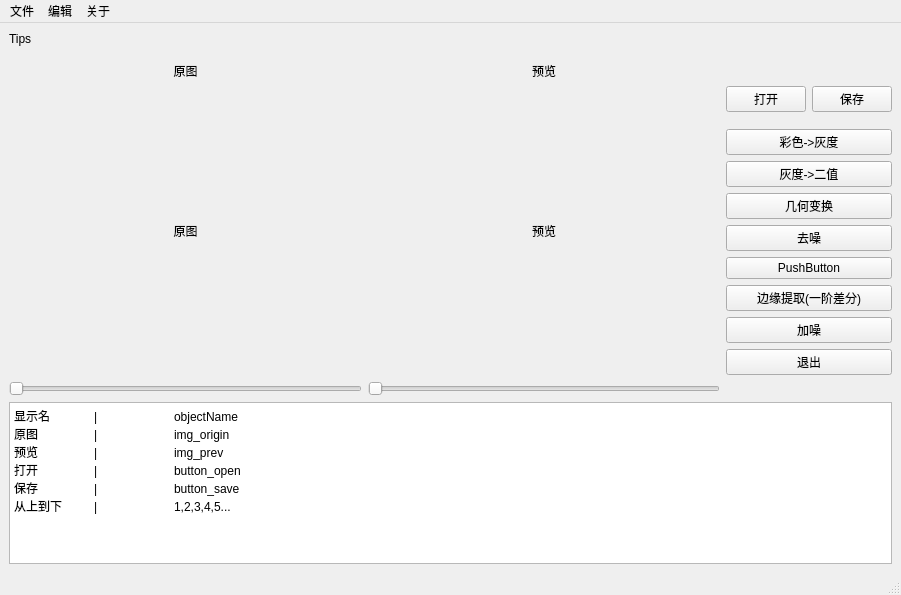
The window that python_图像处理/final_work/MainWindow.ui (wjsaya/SICNU) describes before a commit, drawn with Qt 5.
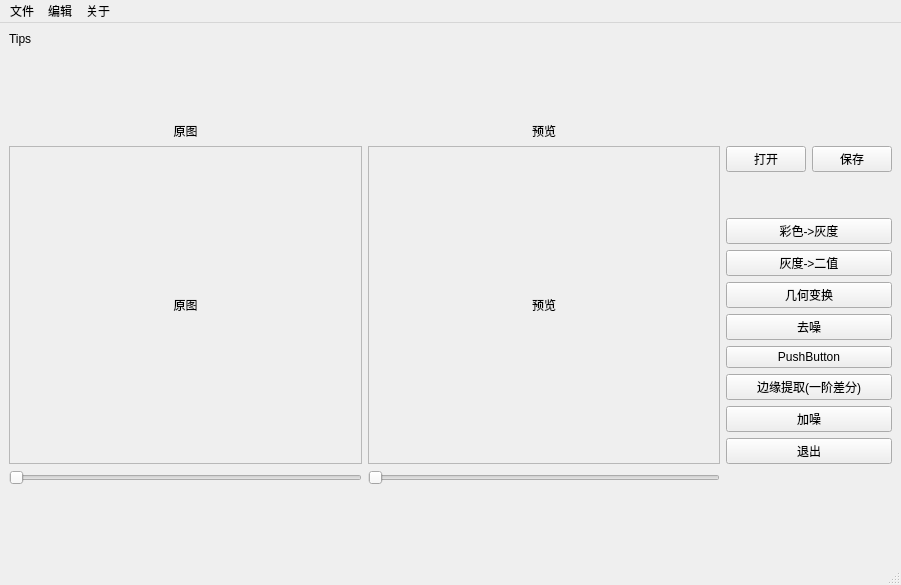
The same window after the commit.

```diff
--- a/python_图像处理/final_work/MainWindow.ui
+++ b/python_图像处理/final_work/MainWindow.ui
@@ -7,7 +7,7 @@
     <x>0</x>
     <y>0</y>
     <width>901</width>
-    <height>595</height>
+    <height>585</height>
    </rect>
   </property>
   <property name="windowTitle">
@@ -40,7 +40,7 @@
       <item>
        <layout class="QHBoxLayout" name="img_MainLayout" stretch="0">
         <item>
-         <layout class="QGridLayout" name="gridLayout" rowstretch="0,0,0">
+         <layout class="QGridLayout" name="gridLayout" rowstretch="0,0,0,0">
           <item row="0" column="0">
            <widget class="QLabel" name="text_Origin">
             <property name="contextMenuPolicy">
@@ -159,7 +159,29 @@
             </item>
            </layout>
           </item>
+          <item row="2" column="1">
+           <widget class="QSlider" name="slider_prev">
+            <property name="orientation">
+             <enum>Qt::Horizontal</enum>
+            </property>
+           </widget>
+          </item>
           <item row="1" column="0">
+           <widget class="QScrollArea" name="scrollArea">
+            <property name="widgetResizable">
+             <bool>true</bool>
+            </property>
+            <widget class="QWidget" name="scrollAreaWidgetContents">
+             <property name="geometry">
+              <rect>
+               <x>0</x>
+               <y>0</y>
+               <width>351</width>
+               <height>305</height>
+              </rect>
+             </property>
+             <layout class="QHBoxLayout" name="horizontalLayout_2">
+              <item>
            <widget class="QLabel" name="img_origin">
             <property name="text">
              <string>原图</string>
@@ -169,7 +191,26 @@
             </property>
            </widget>
           </item>
+             </layout>
+            </widget>
+           </widget>
+          </item>
           <item row="1" column="1">
+           <widget class="QScrollArea" name="scrollArea_2">
+            <property name="widgetResizable">
+             <bool>true</bool>
+            </property>
+            <widget class="QWidget" name="scrollAreaWidgetContents_2">
+             <property name="geometry">
+              <rect>
+               <x>0</x>
+               <y>0</y>
+               <width>350</width>
+               <height>305</height>
+              </rect>
+             </property>
+             <layout class="QVBoxLayout" name="verticalLayout_3">
+              <item>
            <widget class="QLabel" name="img_prev">
             <property name="text">
              <string>预览</string>
@@ -179,6 +220,10 @@
             </property>
            </widget>
           </item>
+             </layout>
+            </widget>
+           </widget>
+          </item>
           <item row="2" column="0">
            <widget class="QSlider" name="slider_origin">
             <property name="orientation">
@@ -186,13 +231,6 @@
             </property>
            </widget>
           </item>
-          <item row="2" column="1">
-           <widget class="QSlider" name="slider_prev">
-            <property name="orientation">
-             <enum>Qt::Horizontal</enum>
-            </property>
-           </widget>
-          </item>
          </layout>
         </item>
        </layout>
@@ -200,24 +238,17 @@
      </layout>
     </item>
     <item>
-     <widget class="QTextBrowser" name="infoTextArea">
-      <property name="documentTitle">
-       <string/>
+     <spacer name="verticalSpacer_3">
+      <property name="orientation">
+       <enum>Qt::Vertical</enum>
       </property>
-      <property name="html">
-       <string>&lt;!DOCTYPE HTML PUBLIC &quot;-//W3C//DTD HTML 4.0//EN&quot; &quot;http://www.w3.org/TR/REC-html40/strict.dtd&quot;&gt;
-&lt;html&gt;&lt;head&gt;&lt;meta name=&quot;qrichtext&quot; content=&quot;1&quot; /&gt;&lt;style type=&quot;text/css&quot;&gt;
-p, li { white-space: pre-wrap; }
-&lt;/style&gt;&lt;/head&gt;&lt;body style=&quot; font-family:'SimSun'; font-size:9pt; font-weight:400; font-style:normal;&quot;&gt;
-&lt;p style=&quot; margin-top:0px; margin-bottom:0px; margin-left:0px; margin-right:0px; -qt-block-indent:0; text-indent:0px;&quot;&gt;显示名	|	objectName&lt;/p&gt;
-&lt;p style=&quot; margin-top:0px; margin-bottom:0px; margin-left:0px; margin-right:0px; -qt-block-indent:0; text-indent:0px;&quot;&gt;原图	|	img_origin&lt;/p&gt;
-&lt;p style=&quot; margin-top:0px; margin-bottom:0px; margin-left:0px; margin-right:0px; -qt-block-indent:0; text-indent:0px;&quot;&gt;预览	|	img_prev&lt;/p&gt;
-&lt;p style=&quot; margin-top:0px; margin-bottom:0px; margin-left:0px; margin-right:0px; -qt-block-indent:0; text-indent:0px;&quot;&gt;打开	|	button_open&lt;/p&gt;
-&lt;p style=&quot; margin-top:0px; margin-bottom:0px; margin-left:0px; margin-right:0px; -qt-block-indent:0; text-indent:0px;&quot;&gt;保存	|	button_save&lt;/p&gt;
-&lt;p style=&quot; margin-top:0px; margin-bottom:0px; margin-left:0px; margin-right:0px; -qt-block-indent:0; text-indent:0px;&quot;&gt;从上到下	|	1,2,3,4,5...&lt;/p&gt;
-&lt;p style=&quot;-qt-paragraph-type:empty; margin-top:0px; margin-bottom:0px; margin-left:0px; margin-right:0px; -qt-block-indent:0; text-indent:0px;&quot;&gt;&lt;br /&gt;&lt;/p&gt;&lt;/body&gt;&lt;/html&gt;</string>
+      <property name="sizeHint" stdset="0">
+       <size>
+        <width>20</width>
+        <height>40</height>
+       </size>
       </property>
-     </widget>
+     </spacer>
     </item>
    </layout>
   </widget>
```
Left out of the diff: 6 changed lines with no effect on the pictures. Lines whose indentation alone changed are shown as unchanged.
